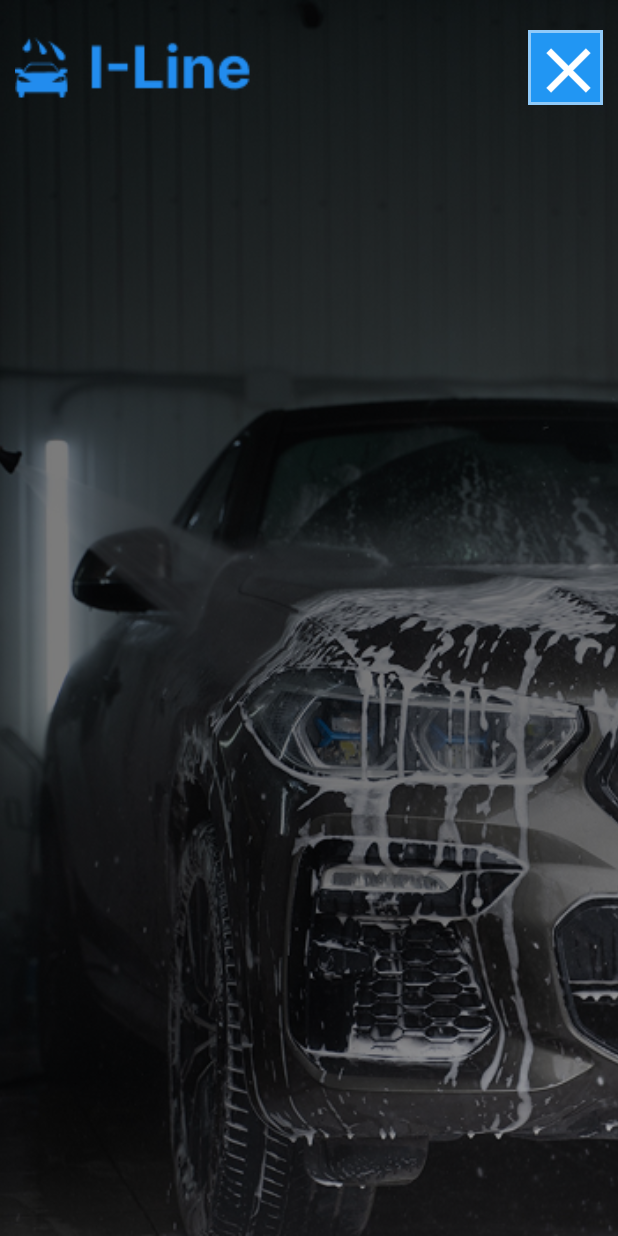
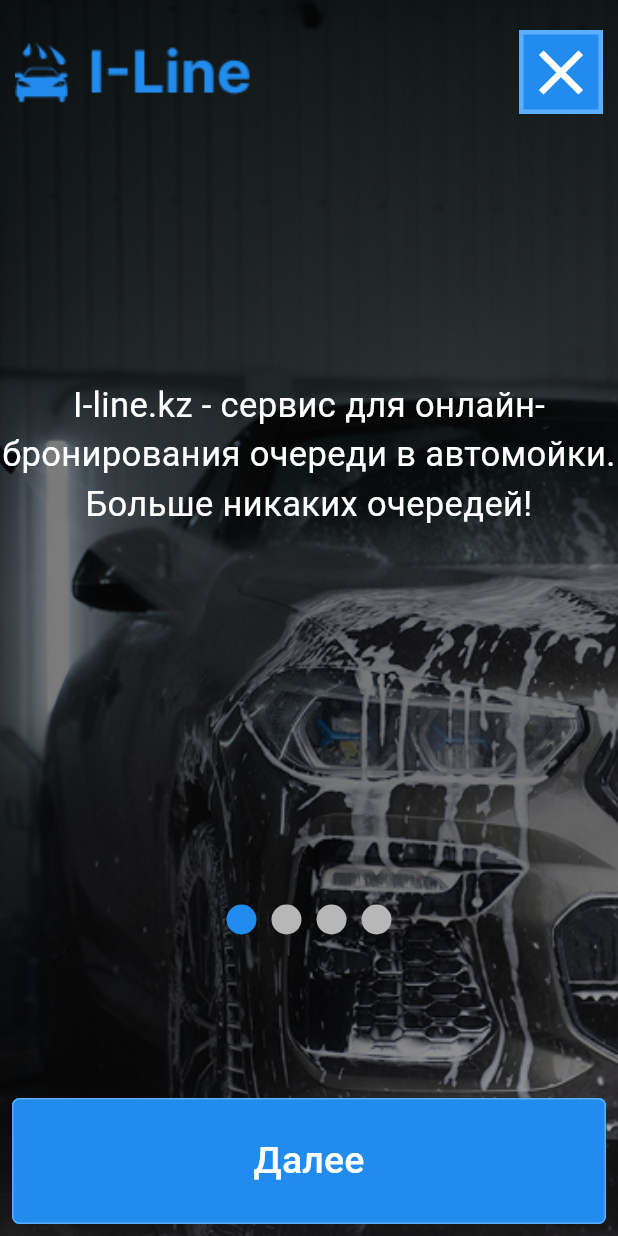
Before and after one commit to AssylHub/i-line_app, a Flutter app: the screen it shows after launch, on a phone screen of 412 x 824 dp. Run offline on Flutter 3.47's test engine with Material 3 defaults, Android fonts, the phone set to English and light mode, and no system bars.

Commit message:
Do onboarding page 1

```diff
--- /dev/null
+++ b/lib/core/theme/app_colors.dart
@@ -0,0 +1,10 @@
+import 'package:flutter/cupertino.dart';
+import 'package:flutter/material.dart';
+
+class AppColors {
+  static const primary = Color(0xFF228CEE);
+  static const secondary = Color(0xFF5AB0FF);
+  static const background = Color(0xFFE6E6E6);
+  static const onPrimary = Colors.white;
+  static const inverseBackground = Color(0xFFB7B7B7);
+}
--- /dev/null
+++ b/lib/core/theme/app_theme.dart
@@ -0,0 +1,14 @@
+import 'package:flutter/material.dart';
+import 'package:iline_car_wash_app/core/theme/app_colors.dart';
+
+class AppTheme {
+  static final lightTheme = ThemeData(
+    colorScheme: ColorScheme.light(
+      surface: AppColors.background,
+      primary: AppColors.primary,
+      secondary: AppColors.secondary,
+      onPrimary: AppColors.onPrimary,
+      inverseSurface: AppColors.inverseBackground,
+    ),
+  );
+}
--- /dev/null
+++ b/lib/features/onboarding/presentation/components/onboarding1.dart
@@ -0,0 +1,26 @@
+import 'package:flutter/material.dart';
+
+class Onboarding1 extends StatelessWidget {
+  const Onboarding1({super.key});
+
+  @override
+  Widget build(BuildContext context) {
+    return Stack(
+      alignment: Alignment(0, -0.3),
+      children: [
+        Image.asset(
+          "assets/Group 11.png",
+          width: double.infinity,
+          height: double.infinity,
+          fit: BoxFit.cover,
+        ),
+
+        Text(
+          "I-line.kz - сервис для онлайн-бронирования очереди в автомойки. Больше никаких очередей!",
+          style: TextStyle(color: Colors.white, fontSize: 23),
+          textAlign: TextAlign.center,
+        ),
+      ],
+    );
+  }
+}
--- /dev/null
+++ b/lib/features/onboarding/presentation/components/onboarding2.dart
@@ -0,0 +1,21 @@
+import 'package:flutter/material.dart';
+
+class Onboarding2 extends StatelessWidget {
+  const Onboarding2({super.key});
+
+  @override
+  Widget build(BuildContext context) {
+    return Stack(
+      alignment: Alignment.center,
+      children: [
+        Container(color: Theme.of(context).colorScheme.surface),
+        Image.asset(
+          "assets/Group 11.png",
+          width: 200,
+          height: 300,
+          fit: BoxFit.cover,
+        ),
+      ],
+    );
+  }
+}
--- /dev/null
+++ b/lib/features/onboarding/presentation/components/onboarding3.dart
@@ -0,0 +1,15 @@
+import 'package:flutter/material.dart';
+
+class Onboarding3 extends StatelessWidget {
+  const Onboarding3({super.key});
+
+  @override
+  Widget build(BuildContext context) {
+    return Image.asset(
+      "assets/Group 11.png",
+      width: double.infinity,
+      height: double.infinity,
+      fit: BoxFit.cover,
+    );
+  }
+}
--- /dev/null
+++ b/lib/features/onboarding/presentation/components/onboarding4.dart
@@ -0,0 +1,15 @@
+import 'package:flutter/material.dart';
+
+class Onboarding4 extends StatelessWidget {
+  const Onboarding4({super.key});
+
+  @override
+  Widget build(BuildContext context) {
+    return Image.asset(
+      "assets/Group 11.png",
+      width: double.infinity,
+      height: double.infinity,
+      fit: BoxFit.cover,
+    );
+  }
+}
--- /dev/null
+++ b/lib/features/onboarding/presentation/screens/splash_screen.dart
@@ -0,0 +1,130 @@
+import 'package:flutter/material.dart';
+import 'package:iline_car_wash_app/features/onboarding/presentation/components/onboarding1.dart';
+import 'package:iline_car_wash_app/features/onboarding/presentation/components/onboarding2.dart';
+import 'package:iline_car_wash_app/features/onboarding/presentation/components/onboarding3.dart';
+import 'package:iline_car_wash_app/features/onboarding/presentation/components/onboarding4.dart';
+
+class SplashScreen extends StatefulWidget {
+  const SplashScreen({super.key});
+
+  @override
+  State<SplashScreen> createState() => _SplashScreenState();
+}
+
+class _SplashScreenState extends State<SplashScreen> {
+  List onboardings = [
+    Onboarding1(),
+    Onboarding2(),
+    Onboarding3(),
+    Onboarding4(),
+  ];
+
+  PageController pageController = PageController();
+  int currentIndex = 0;
+
+  @override
+  Widget build(BuildContext context) {
+    return Scaffold(
+      body: Stack(
+        // alignment: Alignment.bottomCenter,
+        children: [
+          PageView.builder(
+            onPageChanged: (value) {
+              setState(() {
+                currentIndex = value;
+              });
+            },
+            controller: pageController,
+            scrollDirection: Axis.horizontal,
+            itemCount: onboardings.length,
+            itemBuilder: (context, index) {
+              return onboardings[index];
+            },
+          ),
+          Padding(
+            padding: const EdgeInsets.fromLTRB(10, 20, 10, 15),
+            child: Row(
+              mainAxisAlignment: MainAxisAlignment.spaceBetween,
+              children: [
+                Image.asset("assets/logo.png", scale: 0.8),
+                Container(
+                  decoration: BoxDecoration(
+                    color: Theme.of(context).colorScheme.primary,
+                    border: Border.all(
+                      color: Theme.of(context).colorScheme.secondary,
+                      width: 3,
+                    ),
+                  ),
+                  child: Icon(
+                    Icons.close,
+                    color: Theme.of(context).colorScheme.onPrimary,
+                    size: 50,
+                    weight: 400,
+                  ),
+                ),
+              ],
+            ),
+          ),
+          // Dot indicators
+          Align(
+            alignment: Alignment(0, 0.5),
+            child: FractionallySizedBox(
+              widthFactor: 1.0,
+
+              child: Row(
+                mainAxisAlignment: MainAxisAlignment.center,
+                children: List.generate(onboardings.length, (dotIndex) {
+                  return Container(
+                    width: 20,
+                    height: 20,
+                    margin: EdgeInsets.symmetric(horizontal: 5),
+                    decoration: BoxDecoration(
+                      shape: BoxShape.circle,
+                      color:
+                          dotIndex == currentIndex
+                              ? Theme.of(context).colorScheme.primary
+                              : Theme.of(context).colorScheme.inverseSurface,
+                    ),
+                  );
+                }),
+              ),
+            ),
+          ),
+          Align(
+            alignment: Alignment.bottomCenter,
+            child: FractionallySizedBox(
+              widthFactor: 1.0,
+              child: Container(
+                // width: 80,
+                height: 100,
+                padding: EdgeInsets.all(8),
+                child: TextButton(
+                  onPressed: () {
+                    // Check if not on last page
+                    if (currentIndex < onboardings.length - 1) {
+                      pageController.nextPage(
+                        duration: Duration(milliseconds: 300),
+                        curve: Curves.easeInOut,
+                      );
+                    }
+                  },
+                  style: TextButton.styleFrom(
+                    backgroundColor: Theme.of(context).colorScheme.primary,
+                    foregroundColor: Theme.of(context).colorScheme.onPrimary,
+                    shape: RoundedRectangleBorder(
+                      side: BorderSide(
+                        color: Theme.of(context).colorScheme.secondary,
+                      ),
+                      borderRadius: BorderRadius.circular(5),
+                    ),
+                  ),
+                  child: Text("Далее", style: TextStyle(fontSize: 25)),
+                ),
+              ),
+            ),
+          ),
+        ],
+      ),
+    );
+  }
+}
--- a/lib/features/splash/presentation/splash_screen.dart
+++ /dev/null
@@ -1,96 +0,0 @@
-import 'package:flutter/material.dart';
-
-class SplashScreen extends StatefulWidget {
-  const SplashScreen({super.key});
-
-  @override
-  State<SplashScreen> createState() => _SplashScreenState();
-}
-
-class _SplashScreenState extends State<SplashScreen>
-    with SingleTickerProviderStateMixin {
-  late AnimationController _animationController;
-  late Animation<double> _fadeAnimation;
-
-  void main() {
-    runApp(
-      const MaterialApp(
-        debugShowCheckedModeBanner: false,
-        home: SplashScreen(),
-      ),
-    );
-  }
-
-  @override
-  void initState() {
-    super.initState();
-
-    // Initialize animation controller
-    _animationController = AnimationController(
-      vsync: this,
-      duration: const Duration(seconds: 2),
-    );
-
-    // Define fade animation
-    _fadeAnimation = CurvedAnimation(
-      parent: _animationController,
-      curve: Curves.easeIn,
-    );
-
-    // Start the animation
-    _animationController.forward();
-
-    // Navigate to HomeScreen after 3 seconds
-    Future.delayed(const Duration(seconds: 3), () {
-      // Navigator.of(context).pushReplacement(
-      //   MaterialPageRoute(builder: (context) => const HomeScreen()),
-      // );
-    });
-  }
-
-  @override
-  void dispose() {
-    _animationController.dispose();
-    super.dispose();
-  }
-
-  @override
-  Widget build(BuildContext context) {
-    return Scaffold(
-      body: Stack(
-        children: [
-          FadeTransition(
-            opacity: _fadeAnimation,
-            child: Image.asset(
-              "assets/Group 11.png",
-              width: double.infinity,
-              height: double.infinity,
-              fit: BoxFit.cover,
-            ),
-          ),
-          Padding(
-            padding: const EdgeInsets.fromLTRB(10, 20, 10, 15),
-            child: Row(
-              mainAxisAlignment: MainAxisAlignment.spaceBetween,
-              children: [
-                FadeTransition(
-                  opacity: _fadeAnimation,
-                  child: Image.asset("assets/logo.png", scale: 0.8),
-                ),
-                Container(
-                  width: 50,
-                  height: 50,
-                  decoration: BoxDecoration(
-                    color: Colors.blue.shade500,
-                    border: Border.all(color: Colors.blue.shade200, width: 2),
-                  ),
-                  child: Icon(Icons.close, color: Colors.white, size: 50),
-                ),
-              ],
-            ),
-          ),
-        ],
-      ),
-    );
-  }
-}
--- a/lib/main.dart
+++ b/lib/main.dart
@@ -1,5 +1,6 @@
 import 'package:flutter/material.dart';
-import 'package:iline_car_wash_app/features/splash/presentation/splash_screen.dart';
+import 'package:iline_car_wash_app/core/theme/app_theme.dart';
+import 'package:iline_car_wash_app/features/onboarding/presentation/screens/splash_screen.dart';
 
 void main() {
   runApp(const MyApp());
@@ -13,16 +14,7 @@ class MyApp extends StatelessWidget {
     return MaterialApp(
       debugShowCheckedModeBanner: false,
       home: SplashScreen(),
-      theme: ThemeData(
-        primarySwatch: Colors.blue,
-        scaffoldBackgroundColor: Colors.white,
-        appBarTheme: const AppBarTheme(
-          backgroundColor: Colors.white,
-          elevation: 0,
-          iconTheme: IconThemeData(color: Colors.black),
-          titleTextStyle: TextStyle(color: Colors.black, fontSize: 20),
-        ),
-      ),
+      theme: AppTheme.lightTheme,
     );
   }
 }
```
Also changed, not shown: lib/app/app.dart (added).
